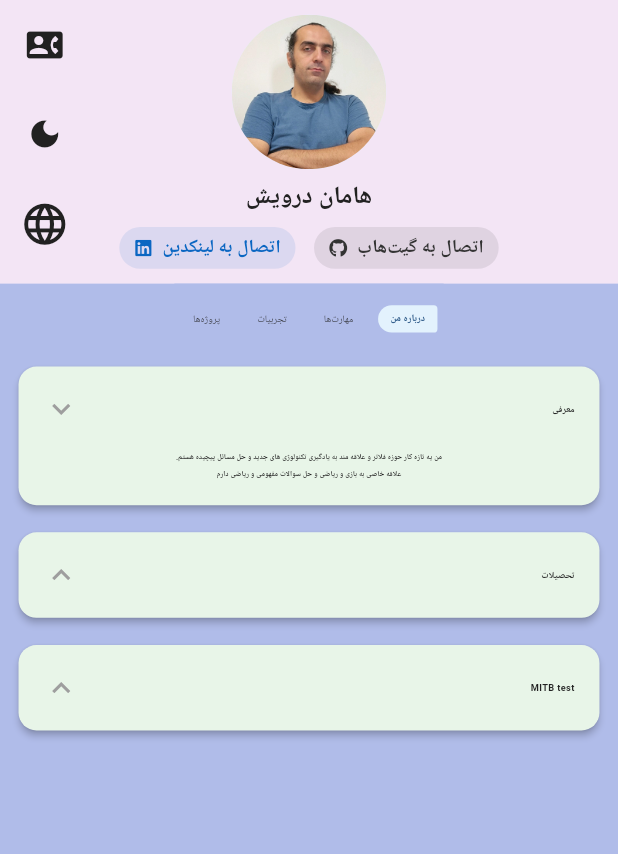
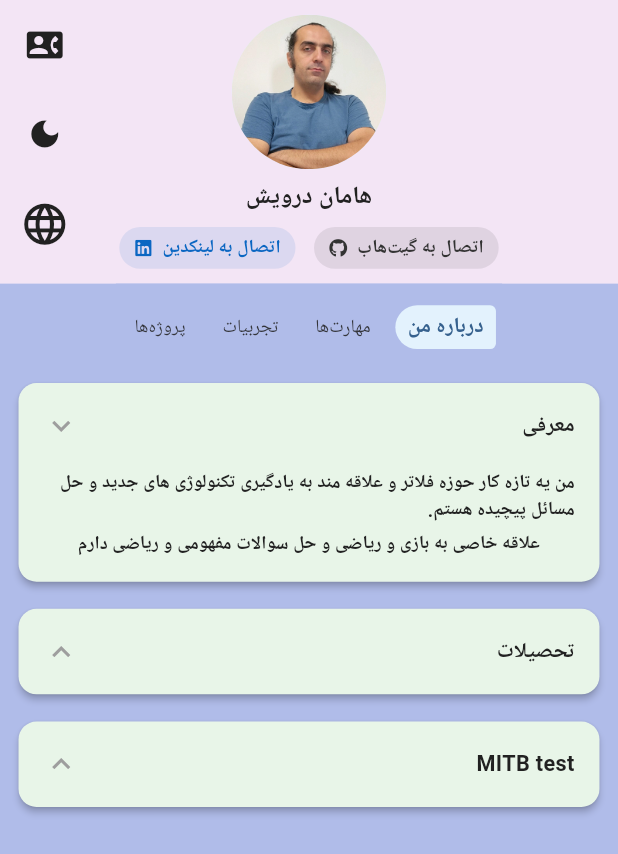
Before and after one commit to haman13/resume2, a Flutter app: the screen it shows after launch, on a phone screen of 412 x 824 dp. Shown: the top 854 px of the screen. Run offline on Flutter 3.47's test engine with Material 3 defaults, Android fonts, the phone set to English and light mode, and no system bars; our stand-ins replace font_awesome_flutter, supabase_flutter; accounts and stored records are empty; generated files the repository leaves out were written again.

Commit message:
update fix all mobile 06-26

```diff
--- a/lib/custom_resume_page.dart
+++ b/lib/custom_resume_page.dart
@@ -164,6 +164,9 @@ class _CustomResumePageState extends State<CustomResumePage> {
   Widget _buildMobileMenuItem(String title) {
     final isSelected = _selectedSection == title;
     final localizedTitle = _getLocalizedTitle(title);
+    final double _screenWidth = MediaQuery.of(context).size.width;
+    final double _selectedFontSize = _screenWidth * 0.035; // 4.5% عرض صفحه
+    final double _normalFontSize = _screenWidth * 0.030;   // 4% عرض صفحه
 
     return Container(
       margin: ResponsiveHelper.getProportionateMargin(horizontal: 1.0),
@@ -193,7 +196,7 @@ class _CustomResumePageState extends State<CustomResumePage> {
                 child: Text(
                   localizedTitle,
                   style: TextStyle(
-                    fontSize: ResponsiveHelper.getProportionateFontSize(1.6),
+                    fontSize: _selectedFontSize,
                     color: Theme.of(context).colorScheme.primary,
                     fontWeight: FontWeight.bold,
                   ),
@@ -216,7 +219,7 @@ class _CustomResumePageState extends State<CustomResumePage> {
                   child: Text(
                     localizedTitle,
                     style: TextStyle(
-                      fontSize: ResponsiveHelper.getProportionateFontSize(1.6),
+                      fontSize: _normalFontSize,
                       color: Theme.of(context)
                           .colorScheme
                           .onSurface
--- a/lib/sections/about_section.dart
+++ b/lib/sections/about_section.dart
@@ -17,6 +17,10 @@ class AboutSection extends StatefulWidget {
 class _AboutSectionState extends State<AboutSection> {
   @override
   Widget build(BuildContext context) {
+    final bool _isMobile = ResponsiveHelper.isMobile(context);
+    final double _screenWidth = MediaQuery.of(context).size.width;
+    // عنوان کارت توسط خود ExpandableCard تنظیم می‌شود
+    final double _normalFontSize = _screenWidth * 0.030;   // متن کارت
     return Column(
       crossAxisAlignment: CrossAxisAlignment.start,
       children: [
@@ -30,7 +34,7 @@ class _AboutSectionState extends State<AboutSection> {
               Text(
                 AppLocalizations.of(context).aboutIntroP1,
                 style: TextStyle(
-                  fontSize: ResponsiveHelper.getProportionateFontSize(1.2),
+                  fontSize: _isMobile ? _normalFontSize : ResponsiveHelper.getProportionateFontSize(1.2),
                   fontWeight: FontWeight.bold,
                   color: AppTheme.textPrimary(context),
                 ),
@@ -40,7 +44,7 @@ class _AboutSectionState extends State<AboutSection> {
               Text(
                 AppLocalizations.of(context).aboutIntroP2,
                 style: TextStyle(
-                  fontSize: ResponsiveHelper.getProportionateFontSize(1.2),
+                  fontSize: _isMobile ? _normalFontSize : ResponsiveHelper.getProportionateFontSize(1.2),
                   fontWeight: FontWeight.bold,
                   color: AppTheme.textPrimary(context),
                 ),
@@ -59,7 +63,7 @@ class _AboutSectionState extends State<AboutSection> {
               Text(
                 AppLocalizations.of(context).aboutEducationP1,
                 style: TextStyle(
-                  fontSize: ResponsiveHelper.getProportionateFontSize(1.2),
+                  fontSize: _isMobile ? _normalFontSize : ResponsiveHelper.getProportionateFontSize(1.2),
                   fontWeight: FontWeight.bold,
                   color: AppTheme.textPrimary(context),
                 ),
@@ -69,7 +73,7 @@ class _AboutSectionState extends State<AboutSection> {
               Text(
                 AppLocalizations.of(context).aboutEducationP2,
                 style: TextStyle(
-                  fontSize: ResponsiveHelper.getProportionateFontSize(1.2),
+                  fontSize: _isMobile ? _normalFontSize : ResponsiveHelper.getProportionateFontSize(1.2),
                   fontWeight: FontWeight.bold,
                   color: AppTheme.textPrimary(context),
                 ),
@@ -88,7 +92,7 @@ class _AboutSectionState extends State<AboutSection> {
               Text(
                 AppLocalizations.of(context).aboutMitbP1,
                 style: TextStyle(
-                  fontSize: ResponsiveHelper.getProportionateFontSize(1.2),
+                  fontSize: _isMobile ? _normalFontSize : ResponsiveHelper.getProportionateFontSize(1.2),
                   fontWeight: FontWeight.bold,
                   color: AppTheme.textPrimary(context),
                 ),
--- a/lib/widgets/expandable_card.dart
+++ b/lib/widgets/expandable_card.dart
@@ -33,6 +33,9 @@ class _ExpandableCardState extends State<ExpandableCard> {
 
   @override
   Widget build(BuildContext context) {
+    final bool _isMobile = ResponsiveHelper.isMobile(context);
+    final double _screenWidth = MediaQuery.of(context).size.width;
+    final double _selectedFontSize = _screenWidth * 0.035; // 3.5% عرض صفحه برای عنوان کارت در موبایل
     return Card(
       color: widget.backgroundColor ?? AppTheme.cardBackgroundColor(context),
       surfaceTintColor: Colors.transparent,
@@ -62,7 +65,9 @@ class _ExpandableCardState extends State<ExpandableCard> {
                     child: Text(
                       widget.title,
                       style: TextStyle(
-                        fontSize: ResponsiveHelper.getProportionateFontSize(1.5),
+                        fontSize: _isMobile
+                            ? _selectedFontSize
+                            : ResponsiveHelper.getProportionateFontSize(1.5),
                         fontWeight: FontWeight.bold,
                         color: AppTheme.textPrimary(context),
                       ),
```
